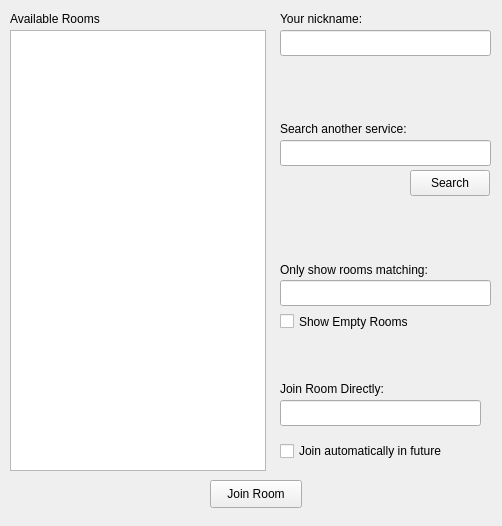
swift/swift, file Swift/QtUI/MUCSearch/QtMUCSearchWindow.ui: the form before one commit.
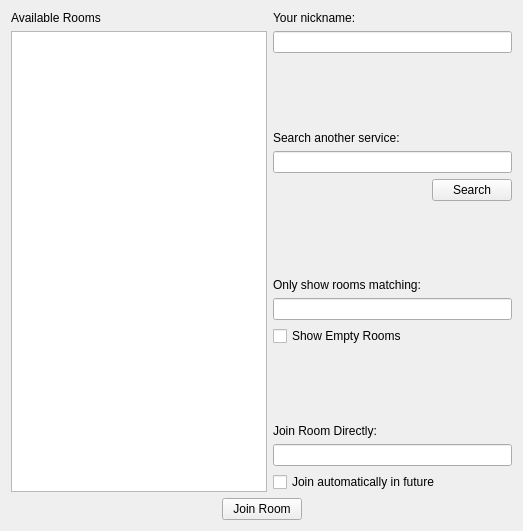
The form after the commit.

Commit message:
Allow the Find Room window to resize.
Resolves: #424

Diff of the .ui file:
```diff
--- a/Swift/QtUI/MUCSearch/QtMUCSearchWindow.ui
+++ b/Swift/QtUI/MUCSearch/QtMUCSearchWindow.ui
@@ -6,12 +6,12 @@
    <rect>
     <x>0</x>
     <y>0</y>
-    <width>502</width>
-    <height>526</height>
+    <width>523</width>
+    <height>531</height>
    </rect>
   </property>
   <property name="sizePolicy">
-   <sizepolicy hsizetype="Fixed" vsizetype="Fixed">
+   <sizepolicy hsizetype="Expanding" vsizetype="Expanding">
     <horstretch>0</horstretch>
     <verstretch>0</verstretch>
    </sizepolicy>
@@ -19,179 +19,198 @@
   <property name="windowTitle">
    <string>Find Room</string>
   </property>
-  <widget class="QTreeView" name="results_">
-   <property name="geometry">
-    <rect>
-     <x>10</x>
-     <y>30</y>
-     <width>256</width>
-     <height>441</height>
-    </rect>
-   </property>
-  </widget>
-  <widget class="QLabel" name="label">
-   <property name="geometry">
-    <rect>
-     <x>10</x>
-     <y>10</y>
-     <width>251</width>
-     <height>18</height>
-    </rect>
-   </property>
-   <property name="text">
-    <string>Available Rooms</string>
-   </property>
-  </widget>
-  <widget class="QLineEdit" name="service_">
-   <property name="geometry">
-    <rect>
-     <x>280</x>
-     <y>140</y>
-     <width>211</width>
-     <height>26</height>
-    </rect>
-   </property>
-   <property name="text">
-    <string/>
-   </property>
-  </widget>
-  <widget class="QLabel" name="label_2">
-   <property name="geometry">
-    <rect>
-     <x>280</x>
-     <y>120</y>
-     <width>201</width>
-     <height>18</height>
-    </rect>
-   </property>
-   <property name="text">
-    <string>Search another service:</string>
-   </property>
-  </widget>
-  <widget class="QLabel" name="filterLabel_">
-   <property name="geometry">
-    <rect>
-     <x>280</x>
-     <y>260</y>
-     <width>211</width>
-     <height>20</height>
-    </rect>
-   </property>
-   <property name="text">
-    <string>Only show rooms matching:</string>
-   </property>
-  </widget>
-  <widget class="QLineEdit" name="filter_">
-   <property name="geometry">
-    <rect>
-     <x>280</x>
-     <y>280</y>
-     <width>211</width>
-     <height>26</height>
-    </rect>
-   </property>
-  </widget>
-  <widget class="QLabel" name="label_4">
-   <property name="geometry">
-    <rect>
-     <x>280</x>
-     <y>380</y>
-     <width>211</width>
-     <height>18</height>
-    </rect>
-   </property>
-   <property name="text">
-    <string>Join Room Directly:</string>
-   </property>
-  </widget>
-  <widget class="QLabel" name="label_5">
-   <property name="geometry">
-    <rect>
-     <x>280</x>
-     <y>10</y>
-     <width>211</width>
-     <height>18</height>
-    </rect>
-   </property>
-   <property name="text">
-    <string>Your nickname:</string>
-   </property>
-  </widget>
-  <widget class="QLineEdit" name="nickName_">
-   <property name="geometry">
-    <rect>
-     <x>280</x>
-     <y>30</y>
-     <width>211</width>
-     <height>26</height>
-    </rect>
-   </property>
-  </widget>
-  <widget class="QLineEdit" name="room_">
-   <property name="geometry">
-    <rect>
-     <x>280</x>
-     <y>400</y>
-     <width>201</width>
-     <height>26</height>
-    </rect>
-   </property>
-  </widget>
-  <widget class="QPushButton" name="joinButton_">
-   <property name="geometry">
-    <rect>
-     <x>210</x>
-     <y>480</y>
-     <width>92</width>
-     <height>28</height>
-    </rect>
-   </property>
-   <property name="text">
-    <string>Join Room</string>
-   </property>
-  </widget>
-  <widget class="QCheckBox" name="showEmptyRooms_">
-   <property name="enabled">
-    <bool>true</bool>
-   </property>
-   <property name="geometry">
-    <rect>
-     <x>280</x>
-     <y>310</y>
-     <width>201</width>
-     <height>23</height>
-    </rect>
-   </property>
-   <property name="text">
-    <string>Show Empty Rooms</string>
-   </property>
-  </widget>
-  <widget class="QPushButton" name="searchButton_">
-   <property name="geometry">
-    <rect>
-     <x>410</x>
-     <y>170</y>
-     <width>80</width>
-     <height>26</height>
-    </rect>
-   </property>
-   <property name="text">
-    <string>Search</string>
-   </property>
-  </widget>
-  <widget class="QCheckBox" name="joinAutomatically_">
-   <property name="geometry">
-    <rect>
-     <x>280</x>
-     <y>440</y>
-     <width>211</width>
-     <height>22</height>
-    </rect>
-   </property>
-   <property name="text">
-    <string>Join automatically in future</string>
-   </property>
-  </widget>
+  <layout class="QVBoxLayout" name="verticalLayout_4">
+   <item>
+    <layout class="QVBoxLayout" name="verticalLayout_3">
+     <property name="sizeConstraint">
+      <enum>QLayout::SetDefaultConstraint</enum>
+     </property>
+     <item>
+      <layout class="QHBoxLayout" name="horizontalLayout_2">
+       <item>
+        <layout class="QVBoxLayout" name="verticalLayout">
+         <item>
+          <widget class="QLabel" name="label">
+           <property name="text">
+            <string>Available Rooms</string>
+           </property>
+          </widget>
+         </item>
+         <item>
+          <widget class="QTreeView" name="results_"/>
+         </item>
+        </layout>
+       </item>
+       <item>
+        <layout class="QVBoxLayout" name="verticalLayout_2">
+         <item>
+          <widget class="QLabel" name="label_5">
+           <property name="text">
+            <string>Your nickname:</string>
+           </property>
+          </widget>
+         </item>
+         <item>
+          <widget class="QLineEdit" name="nickName_"/>
+         </item>
+         <item>
+          <spacer name="verticalSpacer">
+           <property name="orientation">
+            <enum>Qt::Vertical</enum>
+           </property>
+           <property name="sizeHint" stdset="0">
+            <size>
+             <width>20</width>
+             <height>40</height>
+            </size>
+           </property>
+          </spacer>
+         </item>
+         <item>
+          <widget class="QLabel" name="label_2">
+           <property name="text">
+            <string>Search another service:</string>
+           </property>
+          </widget>
+         </item>
+         <item>
+          <widget class="QLineEdit" name="service_">
+           <property name="text">
+            <string/>
+           </property>
+          </widget>
+         </item>
+         <item>
+          <layout class="QHBoxLayout" name="horizontalLayout">
+           <item>
+            <spacer name="horizontalSpacer">
+             <property name="orientation">
+              <enum>Qt::Horizontal</enum>
+             </property>
+             <property name="sizeHint" stdset="0">
+              <size>
+               <width>40</width>
+               <height>20</height>
+              </size>
+             </property>
+            </spacer>
+           </item>
+           <item>
+            <widget class="QPushButton" name="searchButton_">
+             <property name="text">
+              <string>Search</string>
+             </property>
+            </widget>
+           </item>
+          </layout>
+         </item>
+         <item>
+          <spacer name="verticalSpacer_2">
+           <property name="orientation">
+            <enum>Qt::Vertical</enum>
+           </property>
+           <property name="sizeHint" stdset="0">
+            <size>
+             <width>20</width>
+             <height>40</height>
+            </size>
+           </property>
+          </spacer>
+         </item>
+         <item>
+          <widget class="QLabel" name="filterLabel_">
+           <property name="text">
+            <string>Only show rooms matching:</string>
+           </property>
+          </widget>
+         </item>
+         <item>
+          <widget class="QLineEdit" name="filter_"/>
+         </item>
+         <item>
+          <widget class="QCheckBox" name="showEmptyRooms_">
+           <property name="enabled">
+            <bool>true</bool>
+           </property>
+           <property name="text">
+            <string>Show Empty Rooms</string>
+           </property>
+          </widget>
+         </item>
+         <item>
+          <spacer name="verticalSpacer_3">
+           <property name="orientation">
+            <enum>Qt::Vertical</enum>
+           </property>
+           <property name="sizeHint" stdset="0">
+            <size>
+             <width>20</width>
+             <height>18</height>
+            </size>
+           </property>
+          </spacer>
+         </item>
+         <item>
+          <widget class="QLabel" name="label_4">
+           <property name="text">
+            <string>Join Room Directly:</string>
+           </property>
+          </widget>
+         </item>
+         <item>
+          <widget class="QLineEdit" name="room_"/>
+         </item>
+         <item>
+          <widget class="QCheckBox" name="joinAutomatically_">
+           <property name="text">
+            <string>Join automatically in future</string>
+           </property>
+          </widget>
+         </item>
+        </layout>
+       </item>
+      </layout>
+     </item>
+     <item>
+      <layout class="QHBoxLayout" name="horizontalLayout_3">
+       <item>
+        <spacer name="horizontalSpacer_2">
+         <property name="orientation">
+          <enum>Qt::Horizontal</enum>
+         </property>
+         <property name="sizeHint" stdset="0">
+          <size>
+           <width>40</width>
+           <height>20</height>
+          </size>
+         </property>
+        </spacer>
+       </item>
+       <item>
+        <widget class="QPushButton" name="joinButton_">
+         <property name="text">
+          <string>Join Room</string>
+         </property>
+        </widget>
+       </item>
+       <item>
+        <spacer name="horizontalSpacer_3">
+         <property name="orientation">
+          <enum>Qt::Horizontal</enum>
+         </property>
+         <property name="sizeHint" stdset="0">
+          <size>
+           <width>40</width>
+           <height>20</height>
+          </size>
+         </property>
+        </spacer>
+       </item>
+      </layout>
+     </item>
+    </layout>
+   </item>
+  </layout>
  </widget>
  <resources/>
  <connections/>
```
